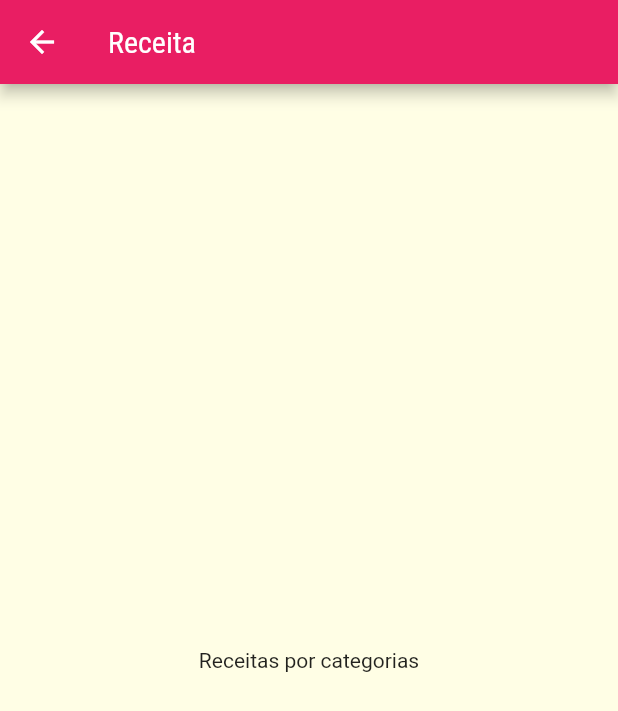
After one commit to felixvicent/meals, a Flutter app: the screen it shows after launch, after a tap on "Italiano", on a phone screen of 412 x 824 dp. The commit adds this screen. Shown: the top 711 px of the screen. Run offline on Flutter 3.47's test engine with Material 2 defaults, Android fonts, the phone set to English and light mode, and no system bars.

Commit message:
Add navigation to category meals screen

```diff
--- a/lib/components/category_item.dart
+++ b/lib/components/category_item.dart
@@ -2,15 +2,30 @@
 
 import 'package:flutter/material.dart';
 import 'package:meals/models/category.dart';
+import 'package:meals/screens/categories_meals_screen.dart';
 
 class CategoryItem extends StatelessWidget {
   final Category category;
 
   const CategoryItem(this.category);
 
+  void _selectedCategory(BuildContext context) {
+    Navigator.of(context).push(
+      MaterialPageRoute(
+        builder: (_) {
+          return CategoriesMealsScreen();
+        },
+      ),
+    );
+  }
+
   @override
   Widget build(BuildContext context) {
-    return Container(
+    return InkWell(
+      onTap: () => _selectedCategory(context),
+      splashColor: Theme.of(context).primaryColor,
+      borderRadius: BorderRadius.circular(15),
+      child: Container(
         padding: const EdgeInsets.all(15),
         child: Text(
           category.title,
@@ -27,6 +42,7 @@ class CategoryItem extends StatelessWidget {
             end: Alignment.bottomRight,
           ),
         ),
+      ),
     );
   }
 }
--- /dev/null
+++ b/lib/screens/categories_meals_screen.dart
@@ -0,0 +1,17 @@
+// ignore_for_file: use_key_in_widget_constructors, prefer_const_constructors
+
+import 'package:flutter/material.dart';
+
+class CategoriesMealsScreen extends StatelessWidget {
+  @override
+  Widget build(BuildContext context) {
+    return Scaffold(
+      appBar: AppBar(
+        title: Text('Receita'),
+      ),
+      body: Center(
+        child: Text('Receitas por categorias'),
+      ),
+    );
+  }
+}
```
Lines whose indentation alone changed are shown as unchanged.
